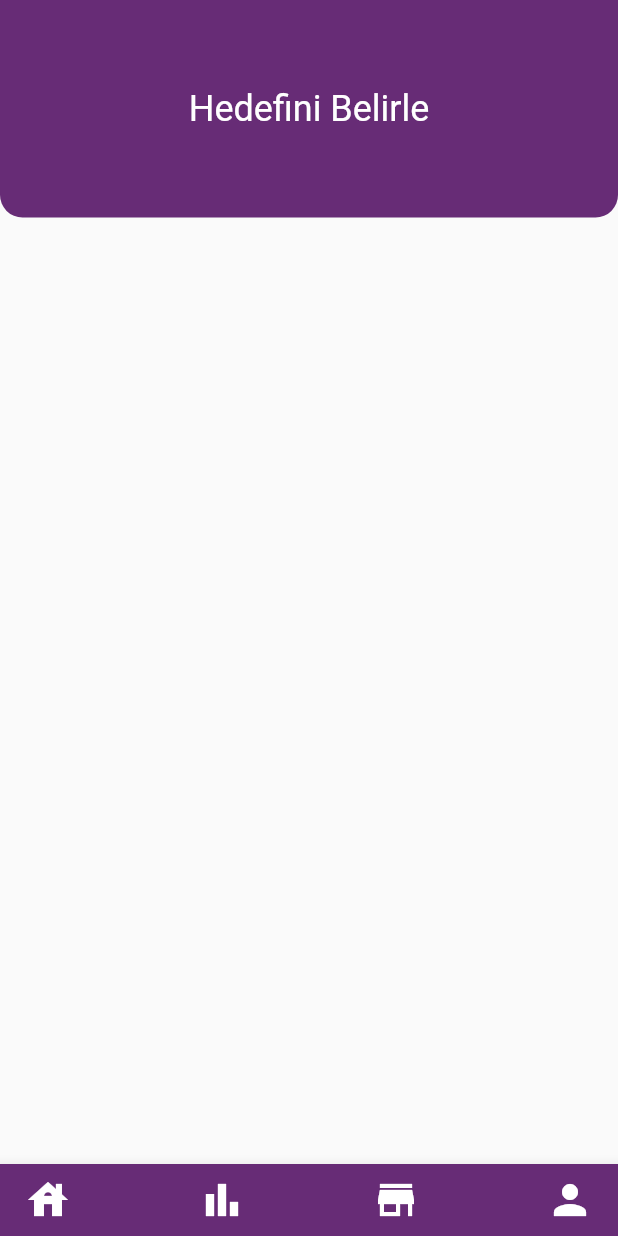
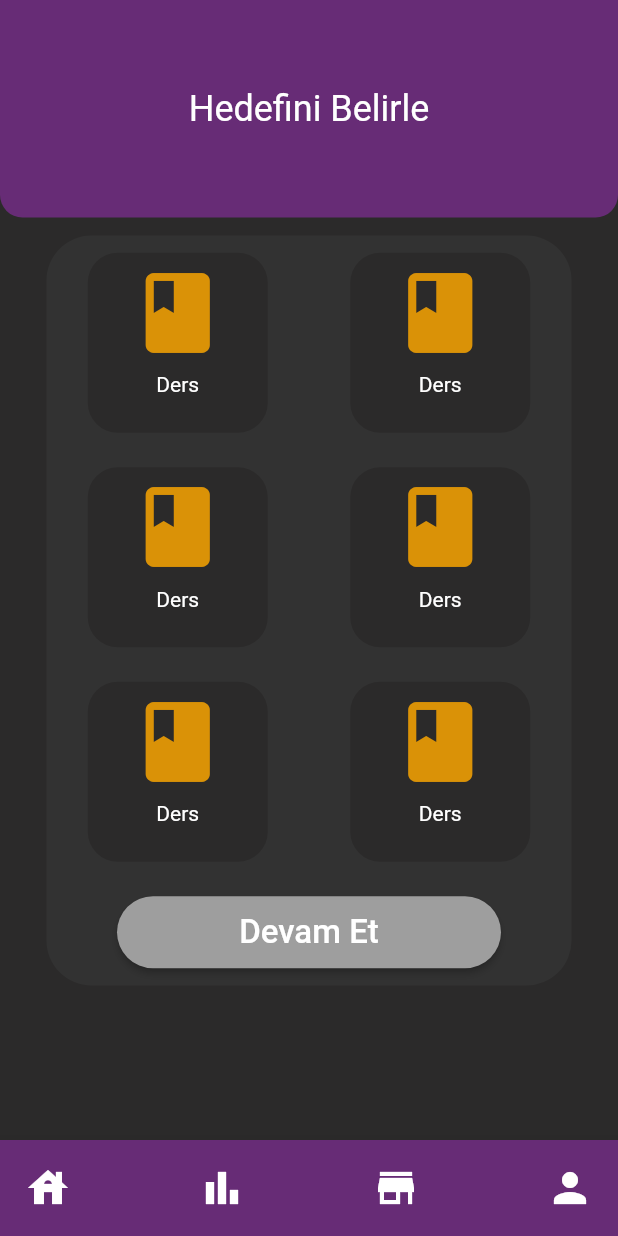
Before and after one commit to cangurdev/PanOut, a Flutter app: the GoalForm screen opened by its route, on a phone screen of 412 x 824 dp. Run offline on Flutter 3.47's test engine with Material 2 defaults, Android fonts, the phone set to English and light mode, and no system bars.

Commit message:
added goal form

```diff
--- a/lib/main.dart
+++ b/lib/main.dart
@@ -1,4 +1,5 @@
 import 'package:flutter/material.dart';
+import 'package:pan_out/core/contants/constants.dart';
 import 'package:pan_out/routes.dart';
 
 void main() {
@@ -13,16 +14,8 @@ class MyApp extends StatelessWidget {
       title: 'Flutter Demo',
       debugShowCheckedModeBanner: false,
       theme: ThemeData(
-        // This is the theme of your application.
-        //
-        // Try running your application with "flutter run". You'll see the
-        // application has a blue toolbar. Then, without quitting the app, try
-        // changing the primarySwatch below to Colors.green and then invoke
-        // "hot reload" (press "r" in the console where you ran "flutter run",
-        // or simply save your changes to "hot reload" in a Flutter IDE).
-        // Notice that the counter didn't reset back to zero; the application
-        // is not restarted.
         primarySwatch: Colors.blue,
+        scaffoldBackgroundColor: kBgColor,
       ),
       initialRoute: '/',
       routes: routes,
--- a/lib/views/goal_form_view.dart
+++ b/lib/views/goal_form_view.dart
@@ -1,18 +1,20 @@
 import 'package:flutter/material.dart';
 import 'package:pan_out/widgets/bottom_navbar/bottom_navbar.dart';
+import 'package:pan_out/widgets/form_body.dart';
 import 'package:pan_out/widgets/top_navbar/form_navbar.dart';
 
 class GoalForm extends StatelessWidget {
   @override
   Widget build(BuildContext context) {
     return Scaffold(
-      bottomNavigationBar: BottomNavbar(),
+      bottomNavigationBar: SizedBox(height: 64, child: BottomNavbar()),
       body: SafeArea(
           child: Column(
         children: [
           FormNavbar(
             title: "Hedefini Belirle",
           ),
+          FormBody()
         ],
       )),
     );
--- a/lib/views/home_view.dart
+++ b/lib/views/home_view.dart
@@ -11,7 +11,7 @@ class Home extends StatelessWidget {
     return Scaffold(
       floatingActionButtonLocation: FloatingActionButtonLocation.centerDocked,
       floatingActionButton: Fab(),
-      bottomNavigationBar: BottomNavbar(),
+      bottomNavigationBar: SizedBox(height: 64, child: BottomNavbar()),
       body: SafeArea(
         child: Column(
           children: [
--- /dev/null
+++ b/lib/widgets/form_body.dart
@@ -0,0 +1,88 @@
+import 'package:flutter/material.dart';
+import 'package:pan_out/core/contants/constants.dart';
+import 'package:pan_out/widgets/form_icon_button.dart';
+
+class FormBody extends StatelessWidget {
+  @override
+  Widget build(BuildContext context) {
+    return Container(
+      width: 350,
+      height: 500,
+      margin: EdgeInsets.only(top: 12),
+      decoration: BoxDecoration(
+        borderRadius: BorderRadius.all(Radius.circular(30)),
+        color: kGrayColor,
+      ),
+      child: Column(
+        mainAxisAlignment: MainAxisAlignment.spaceAround,
+        children: [
+          Row(
+            mainAxisAlignment: MainAxisAlignment.spaceAround,
+            children: [
+              CategoryCard(),
+              CategoryCard(),
+            ],
+          ),
+          Row(
+            mainAxisAlignment: MainAxisAlignment.spaceAround,
+            children: [
+              CategoryCard(),
+              CategoryCard(),
+            ],
+          ),
+          Row(
+            mainAxisAlignment: MainAxisAlignment.spaceAround,
+            children: [
+              CategoryCard(),
+              CategoryCard(),
+            ],
+          ),
+          ElevatedButton(
+              onPressed: () {},
+              child: Text(
+                "Devam Et",
+                style: TextStyle(fontSize: 22),
+              ),
+              style: ButtonStyle(
+                  backgroundColor:
+                      MaterialStateProperty.all<Color>(Colors.grey),
+                  shape: MaterialStateProperty.all<RoundedRectangleBorder>(
+                      RoundedRectangleBorder(
+                    borderRadius: BorderRadius.circular(30),
+                  )),
+                  minimumSize: MaterialStateProperty.all<Size>(Size(256, 48))))
+        ],
+      ),
+    );
+  }
+}
+
+class CategoryCard extends StatelessWidget {
+  const CategoryCard({
+    Key key,
+  }) : super(key: key);
+
+  @override
+  Widget build(BuildContext context) {
+    return Container(
+      width: 120,
+      height: 120,
+      decoration: BoxDecoration(
+        borderRadius: BorderRadius.all(Radius.circular(20)),
+        color: kBgColor,
+      ),
+      child: Column(
+        children: [
+          FormIconButton(
+            icon: Icons.book,
+            route: '/',
+          ),
+          Text(
+            "Ders",
+            style: TextStyle(color: Colors.white),
+          )
+        ],
+      ),
+    );
+  }
+}
--- /dev/null
+++ b/lib/widgets/form_icon_button.dart
@@ -0,0 +1,20 @@
+import 'package:flutter/material.dart';
+import 'package:pan_out/core/contants/constants.dart';
+
+class FormIconButton extends StatelessWidget {
+  final IconData icon;
+  final String route;
+  const FormIconButton({Key key, this.icon, this.route}) : super(key: key);
+
+  @override
+  Widget build(BuildContext context) {
+    return IconButton(
+      icon: Icon(icon),
+      color: kIconColor,
+      iconSize: 64,
+      onPressed: () {
+        Navigator.pushNamed(context, route);
+      },
+    );
+  }
+}
--- a/lib/widgets/top_navbar/form_navbar.dart
+++ b/lib/widgets/top_navbar/form_navbar.dart
@@ -20,8 +20,7 @@ class FormNavbar extends StatelessWidget {
         child: Column(
           mainAxisAlignment: MainAxisAlignment.center,
           children: [
-            Text(title,
-                style: TextStyle(color: Colors.white, fontSize: 24)),
+            Text(title, style: TextStyle(color: Colors.white, fontSize: 24)),
           ],
         ));
   }
```
